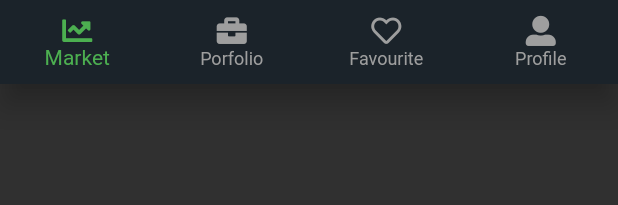
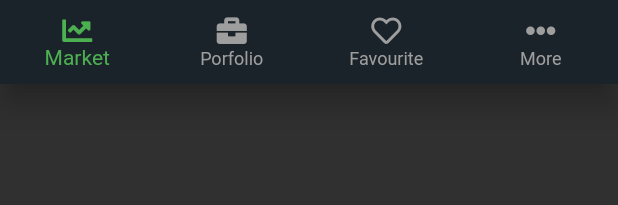
Before and after one commit to nhatanh2212/Unicoin, a Flutter app: the BottomNavBar widget shown alone on an empty page, opened directly, on a phone screen of 412 x 824 dp. Shown: the top 205 px of the screen. Run offline on Flutter 3.47's test engine with Material 2 defaults, Android fonts, the phone set to English and light mode, and no system bars; our stand-ins replace cloud_firestore, firebase_auth, firebase_core, fl_chart, font_awesome_flutter, google_fonts and 2 more; missing offline and left inert: particles_flutter; accounts and stored records are empty; network calls fail.

Commit message:
Style: bottom nav bar

```diff
--- a/unicoin/lib/profile/profile.dart
+++ b/unicoin/lib/profile/profile.dart
@@ -19,7 +19,7 @@ class _ProfileScreenState extends State<ProfileScreen> {
         title: Row(
           children: const [
             Expanded(
-                child: Text('Profile',
+                child: Text('More',
                     textAlign: TextAlign.start,
                     style: TextStyle(
                       fontWeight: FontWeight.bold,
--- a/unicoin/lib/shared/bottom_nav.dart
+++ b/unicoin/lib/shared/bottom_nav.dart
@@ -40,9 +40,9 @@ class BottomNavBar extends StatelessWidget {
         ),
         BottomNavigationBarItem(
           icon: Icon(
-            FontAwesomeIcons.userAlt,
+            FontAwesomeIcons.ellipsisH,
           ),
-          label: 'Profile',
+          label: 'More',
         ),
       ],
       currentIndex: ModalRoute.of(context)?.settings.name != null
```
